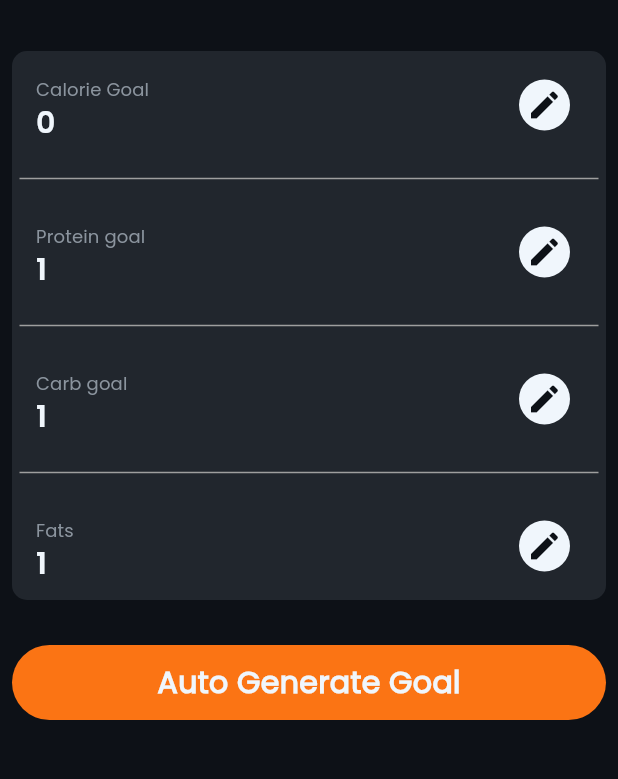
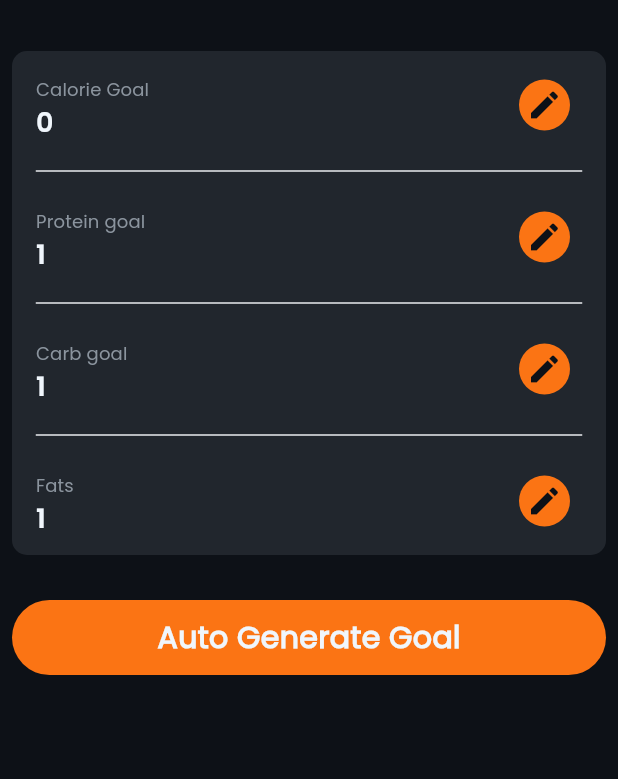
Before and after one commit to akrambel2115/macroaize, a Flutter app: the AdjustGoalsView screen opened by its route, on a phone screen of 412 x 824 dp, the part 63-842 px from its top. Run offline on Flutter 3.47's test engine with Material 3 defaults, Android fonts, the phone set to English and light mode, and no system bars; our stand-ins replace camera, carousel_slider, fluttertoast, get, image_cropper, image_picker and 6 more; missing offline and left inert: dart_openai; accounts and stored records are empty; project files that could hold a hidden picture were left out.

Commit message:
Refactor AdjustGoalsView for cleaner goal updates

```diff
--- a/lib/screens/AdjustGoals/AdjustGoalsView.dart
+++ b/lib/screens/AdjustGoals/AdjustGoalsView.dart
@@ -1,8 +1,6 @@
 import 'package:flutter/foundation.dart';
 import 'package:flutter/material.dart';
 import 'package:foodcalorietracker/SharePrefHelper/ConstantUserMaster.dart';
-import 'package:foodcalorietracker/SharePrefHelper/SharePref.dart';
-import 'package:foodcalorietracker/SharePrefHelper/SharePrefKey.dart';
 import 'package:foodcalorietracker/screens/AdjustGoals/AdjustGoalsController.dart';
 import 'package:foodcalorietracker/screens/AdjustGoals/AutoGenerateGoal/AutoGoalView.dart';
 import 'package:foodcalorietracker/screens/AdjustGoals/AutoGenerateGoal/AutoHeightWidthView.dart';
@@ -22,11 +20,12 @@ class AdjustGoalsView extends GetView<AdjustGoalsController> {
   Widget build(BuildContext context) {
     return WillPopScope(
       onWillPop: () {
-        if(controller.isAutoGenerate == false)
-        {
-          Get.find<SettingController>().update();
+        if (controller.isAutoGenerate == false) {
+          if (Get.isRegistered<SettingController>()) {
+            Get.find<SettingController>().update();
+          }
           Get.back();
-        }else{
+        } else {
           controller.onChangeAutoGenerate(false);
         }
         return Future(() => true,);
@@ -35,11 +34,12 @@ class AdjustGoalsView extends GetView<AdjustGoalsController> {
         backgroundColor: context.theme.scaffoldBackgroundColor,
         appBar: AppBar(
           leading: AppWidgets.backButton(context, () {
-            if(controller.isAutoGenerate == false)
-            {
-              Get.find<SettingController>().update();
+            if (controller.isAutoGenerate == false) {
+              if (Get.isRegistered<SettingController>()) {
+                Get.find<SettingController>().update();
+              }
               Get.back();
-            }else{
+            } else {
               controller.onChangeAutoGenerate(false);
             }
           }),
@@ -48,6 +48,8 @@ class AdjustGoalsView extends GetView<AdjustGoalsController> {
             "Adjust Goals".tr,
             style: context.theme.textTheme.headlineMedium,
           ),
+          // No Save button in AppBar; saving occurs in each edit dialog
+          actions: const [],
         ),
         body: GetBuilder<AdjustGoalsController>(builder: (controller) {
           if(controller.isAutoGenerate)
@@ -77,12 +79,9 @@ class AdjustGoalsView extends GetView<AdjustGoalsController> {
                         ListTile(
                           onTap: () {
                             showUpdateGoalDialog(
-                              ConstantUserMaster.calorieGoal, (p0) {
-                                if (kDebugMode) {
-                                  ConstantUserMaster.calorieGoal = p0;
-                                  SharedPref.saveInt(SharePrefKey.calorie,ConstantUserMaster.calorieGoal);
-                                  controller.update();
-                                }
+                              ConstantUserMaster.calorieGoal,
+                                  (p0) {
+                                controller.updateCalorieGoal(p0);
                               },
                               context,
                               "Update Calorie Goal".tr,
@@ -96,14 +95,14 @@ class AdjustGoalsView extends GetView<AdjustGoalsController> {
                             builder: (controller) {
                               return Text(
                                 ConstantUserMaster.calorieGoal.toString(),
-                                style: context.theme.textTheme.headlineMedium,
+                                style: context.theme.textTheme.titleLarge?.copyWith(fontWeight: FontWeight.bold, fontSize: 18),
                               );
                             },
                           ),
                           trailing: Container(
                             padding: EdgeInsets.all(5),
                             decoration: BoxDecoration(
-                              color: context.theme.primaryColor,
+                              color: AppColor.primaryOrange,
                               borderRadius: BorderRadius.circular(20),
                             ),
                             child: Icon(
@@ -112,17 +111,13 @@ class AdjustGoalsView extends GetView<AdjustGoalsController> {
                             ),
                           ),
                         ),
-                        Divider(color: AppColor.grey).paddingAll(5),
+                        Center(child: FractionallySizedBox(widthFactor: 0.92, child: Divider(color: AppColor.neutralGrey200))),
                         ListTile(
                           onTap: () {
                             showUpdateGoalDialog(
                               ConstantUserMaster.proteinGoal,
                                   (p0) {
-                                if (kDebugMode) {
-                                  ConstantUserMaster.proteinGoal = p0;
-                                  SharedPref.saveInt(SharePrefKey.protein, ConstantUserMaster.proteinGoal);
-                                  controller.update();
-                                }
+                                controller.updateProteinGoal(p0);
                               },
                               context,
                               "Update Protein Goal".tr,
@@ -136,14 +131,14 @@ class AdjustGoalsView extends GetView<AdjustGoalsController> {
                             builder: (controller) {
                               return Text(
                                  ConstantUserMaster.proteinGoal.toString(),
-                                style: context.theme.textTheme.headlineMedium,
+                                style: context.theme.textTheme.titleLarge?.copyWith(fontWeight: FontWeight.bold, fontSize: 18),
                               );
                             },
                           ),
                           trailing: Container(
                             padding: EdgeInsets.all(5),
                             decoration: BoxDecoration(
-                              color: context.theme.primaryColor,
+                              color: AppColor.primaryOrange,
                               borderRadius: BorderRadius.circular(20),
                             ),
                             child: Icon(
@@ -152,17 +147,13 @@ class AdjustGoalsView extends GetView<AdjustGoalsController> {
                             ),
                           ),
                         ),
-                        Divider(color: AppColor.grey).paddingAll(5),
+                        Center(child: FractionallySizedBox(widthFactor: 0.92, child: Divider(color: AppColor.neutralGrey200))),
                         ListTile(
                           onTap: () {
                             showUpdateGoalDialog(
                               ConstantUserMaster.carbGoal,
                                   (p0) {
-                                if (kDebugMode) {
-                                  ConstantUserMaster.carbGoal = p0;
-                                  SharedPref.saveInt(SharePrefKey.carbs, ConstantUserMaster.carbGoal);
-                                  controller.update();
-                                }
+                                controller.updateCarbGoal(p0);
                               },
                               context,
                               "Update Carb Goal".tr,
@@ -176,14 +167,14 @@ class AdjustGoalsView extends GetView<AdjustGoalsController> {
                             builder: (controller) {
                               return Text(
                                 ConstantUserMaster.carbGoal.toString(),
-                                style: context.theme.textTheme.headlineMedium,
+                                style: context.theme.textTheme.titleLarge?.copyWith(fontWeight: FontWeight.bold, fontSize: 18),
                               );
                             },
                           ),
                           trailing: Container(
                             padding: EdgeInsets.all(5),
                             decoration: BoxDecoration(
-                              color: context.theme.primaryColor,
+                              color: AppColor.primaryOrange,
                               borderRadius: BorderRadius.circular(20),
                             ),
                             child: Icon(
@@ -192,17 +183,13 @@ class AdjustGoalsView extends GetView<AdjustGoalsController> {
                             ),
                           ),
                         ),
-                        Divider(color: AppColor.grey).paddingAll(5),
+                        Center(child: FractionallySizedBox(widthFactor: 0.92, child: Divider(color: AppColor.neutralGrey200))),
                         ListTile(
                           onTap: () {
                             showUpdateGoalDialog(
                               ConstantUserMaster.fatsGoal,
                                   (p0) {
-                                if (kDebugMode) {
-                                  ConstantUserMaster.fatsGoal = p0;
-                                  SharedPref.saveInt(SharePrefKey.fat,ConstantUserMaster.fatsGoal);
-                                  controller.update();
-                                }
+                                controller.updateFatGoal(p0);
                               },
                               context,
                               "Update Fat Goal".tr,
@@ -216,14 +203,14 @@ class AdjustGoalsView extends GetView<AdjustGoalsController> {
                             builder: (controller) {
                               return Text(
                                 ConstantUserMaster.fatsGoal.toString(),
-                                style: context.theme.textTheme.headlineMedium,
+                                style: context.theme.textTheme.titleLarge?.copyWith(fontWeight: FontWeight.bold, fontSize: 18),
                               );
                             },
                           ),
                           trailing: Container(
                             padding: EdgeInsets.all(5),
                             decoration: BoxDecoration(
-                              color: context.theme.primaryColor,
+                              color: AppColor.primaryOrange,
                               borderRadius: BorderRadius.circular(20),
                             ),
                             child: Icon(
@@ -237,7 +224,7 @@ class AdjustGoalsView extends GetView<AdjustGoalsController> {
                   ).paddingOnly(bottom: 10),
                   CustomButtom(
                     backgroundcolor: context.theme.focusColor,
-                    btncolor: context.theme.primaryColor,
+                    btncolor: context.theme.brightness == Brightness.light ? Colors.white : context.theme.primaryColor,
                     btntext: "Auto Generate Goal".tr,
                     ontap: () {
                       controller.onChangeAutoGenerate(true);
```
